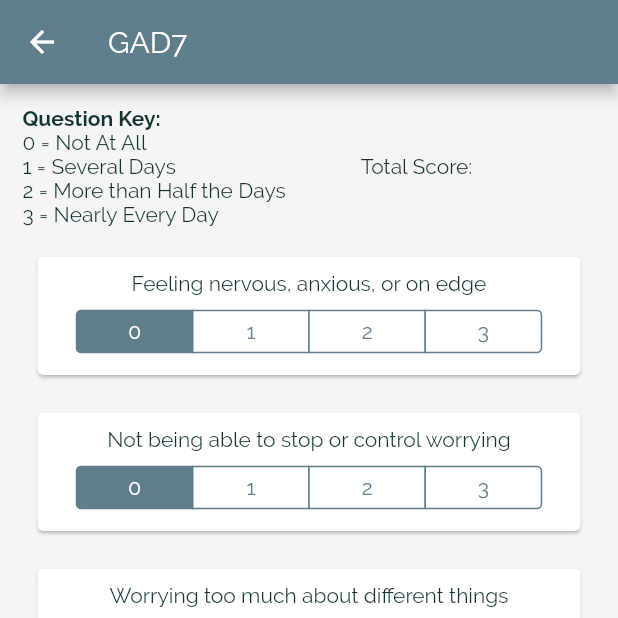
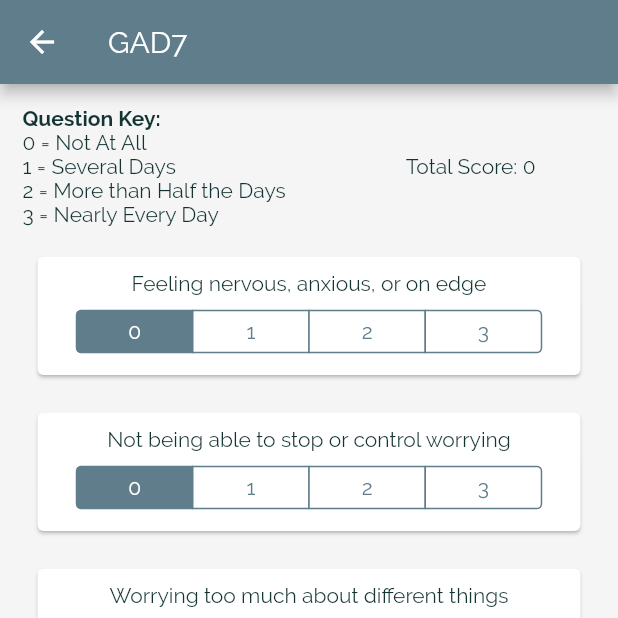
Before and after one commit to skoller/PsychStation, a Flutter app: the ScalesListScreen screen opened by its route, after a tap on "GAD7", on a phone screen of 412 x 824 dp, the top half of it. Run offline on Flutter 3.47's test engine with Material 2 defaults, Android fonts, the phone set to English and light mode, and no system bars.

Commit message:
working gad7 scale with persistent state and total score functional

```diff
--- a/lib/Tools/Scales/Gad7/Gad7_question_list.dart
+++ b/lib/Tools/Scales/Gad7/Gad7_question_list.dart
@@ -1,26 +1,28 @@
 import 'package:flutter/material.dart';
 import './Gad7_question_quant.dart';
 import 'package:flutter_complete_guide/models/Gad7.dart';
+import 'package:provider/provider.dart';
 
 
 class Gad7QuestionList extends StatelessWidget {
-List<Map<String, Object>> gad7;
 
-Gad7QuestionList(this.gad7);
+Gad7QuestionList();
 
   @override
   Widget build(BuildContext context) {
-    return Expanded(
+    final gad7current = Provider.of<Gad7>(context);
+    return
+    Expanded(
       flex: 1,
       child: ListView(
           children: <Widget>[
-            Gad7QuestionQuant(0, gad7),
-            Gad7QuestionQuant(1, gad7),
-            Gad7QuestionQuant(2, gad7),
-            Gad7QuestionQuant(3, gad7),
-            Gad7QuestionQuant(4, gad7),
-            Gad7QuestionQuant(5, gad7),
-            Gad7QuestionQuant(6, gad7),
+            Gad7QuestionQuant(0),
+            Gad7QuestionQuant(1),
+            Gad7QuestionQuant(2),
+            Gad7QuestionQuant(3),
+            Gad7QuestionQuant(4),
+            Gad7QuestionQuant(5),
+            Gad7QuestionQuant(6),
           ],
       ),
     );
--- a/lib/Tools/Scales/Gad7/Gad7_question_quant.dart
+++ b/lib/Tools/Scales/Gad7/Gad7_question_quant.dart
@@ -1,21 +1,14 @@
 import 'package:flutter/material.dart';
 import 'package:flutter/cupertino.dart';
 import 'package:flutter_complete_guide/models/Gad7.dart';
+import 'package:provider/provider.dart';
 
-class Gad7QuestionQuant extends StatefulWidget {
+class Gad7QuestionQuant extends StatelessWidget {
   int questionIndex;
-  List<Map<String, Object>> qANDa;
 
-
-  Gad7QuestionQuant(this.questionIndex, this.qANDa);
+  Gad7QuestionQuant(this.questionIndex);
 
   @override
-  _Gad7QuestionQuantState createState() => _Gad7QuestionQuantState();
-}
-
-class _Gad7QuestionQuantState extends State<Gad7QuestionQuant> {
-
-
   final Map<int, Widget> answerOptions = const <int, Widget>{
     0: Text('0'),
     1: Text('1'),
@@ -23,18 +16,32 @@ class _Gad7QuestionQuantState extends State<Gad7QuestionQuant> {
     3: Text('3'),
   };
 
+
+
   Widget build(BuildContext context) {
+    final gad7pnt = Provider.of<Gad7>(context);
+    final gad7 = gad7pnt.questionScores;
+    final gad7Qs = gad7pnt.questions;
+   List<int> _updateQs(qI, gVal) {
+     return gad7pnt.updateQuestionScores(qI, gVal);
+    }
+      var groupVal = gad7[questionIndex];
+      print(gad7);
+      print(gad7pnt.totalScore);
+    // gad7pnt.updateQuestionScores();
     return Container(
       width: double.infinity,
       padding: EdgeInsets.only(left: 15, right: 15, bottom: 15),
       child: Card(
-              margin: EdgeInsets.symmetric(vertical: 5, horizontal: 10 ),
+        margin: EdgeInsets.symmetric(vertical: 5, horizontal: 10),
         borderOnForeground: true,
         child: Column(
           children: <Widget>[
             Container(
               padding: EdgeInsets.symmetric(vertical: 10),
-                    child: Text(widget.qANDa[widget.questionIndex]['q'],),
+              child: Text(
+                gad7Qs[questionIndex],
+              ),
             ),
             Container(
               width: double.infinity,
@@ -42,14 +49,20 @@ class _Gad7QuestionQuantState extends State<Gad7QuestionQuant> {
               child: CupertinoSegmentedControl<int>(
                 children: answerOptions,
                 onValueChanged: (int value) => {
-                        setState(
-                          () {
-                            widget.qANDa[widget.questionIndex]['a'] = value;
-                            print(widget.qANDa);
+                 _updateQs(questionIndex, value),
+                 groupVal = value
+                  // gad7pnt.questionScores[widget.questionIndex] = value
+                  // setState(
+                  //   () {
+                  //     gad7pnt.updateQuestionScores(widget.questionIndex, value);
+                  //     gad7[widget.questionIndex] = value;
+                  //     groupVal = gad7[widget.questionIndex];
+                  //     print(gad7);
+                  //     print(gad7.reduce((curr, next) => curr + next));
+                  //   },
+                  // ),
                 },
-                        ),
-                      },
-                      groupValue: widget.qANDa[widget.questionIndex]['a'],
+                groupValue: groupVal,
                 unselectedColor: Colors.white,
                 selectedColor: Colors.blueGrey,
               ),
--- a/lib/Tools/Scales/Gad7/Gad7_screen.dart
+++ b/lib/Tools/Scales/Gad7/Gad7_screen.dart
@@ -3,14 +3,11 @@ import 'package:flutter/cupertino.dart';
 // import './Gad7_question_quant.dart';
 import './Gad7_question_list.dart';
 import 'package:flutter_complete_guide/models/Gad7.dart';
+import 'package:provider/provider.dart';
 
-class Gad7Screen extends StatefulWidget {
-  @override
-  _Gad7ScreenState createState() => _Gad7ScreenState();
-}
-
-class _Gad7ScreenState extends State<Gad7Screen> {
-  var gad7 = [ {"q": "Feeling nervous, anxious, or on edge", "a": 0},
+class Gad7Screen extends StatelessWidget {
+  var gad7qs = [
+    {"q": "Feeling nervous, anxious, or on edge", "a": 0},
     {"q": "Not being able to stop or control worrying", "a": 0},
     {"q": "Worrying too much about different things", "a": 0},
     {"q": "Trouble relaxing", "a": 0},
@@ -19,26 +16,17 @@ class _Gad7ScreenState extends State<Gad7Screen> {
     {"q": "Feeling afraid as if something awful might happen", "a": 0}
   ];
 
-  // int _totalScoreGad7() {
-  //   setState(
-  //     () {
-  //       gad7model.totalScore = gad7model.questionScores.fold(0, (previousValue, currentValue) => previousValue + currentValue);
-  //     },
-  //   );
-  // }
-
-  // final GAD7qANDa = [
-  //   {"q": "Feeling nervous, anxious, or on edge", "a": 0},
-  //   {"q": "Not being able to stop or control worrying", "a": 0},
-  //   {"q": "Worrying too much about different things", "a": 0},
-  //   {"q": "Trouble relaxing", "a": 0},
-  //   {"q": "Being so restless that it's hard to sit still", "a": 0},
-  //   {"q": "Becoming easily annoyed or irritable", "a": 0},
-  //   {"q": "Feeling afraid as if something awful might happen", "a": 0}
-  // ];
-
   @override
   Widget build(BuildContext context) {
+    final gad7current = Provider.of<Gad7>(context);
+    final totScore = gad7current.totalScore;
+    int _score() {
+      return gad7current.updateTotalScore();
+    }
+
+    // gad7current.updateTotalScore();
+    // print(gad7current.totalScore);
+    // final gad7totalScore = gad7pnt;
     return Scaffold(
       appBar: AppBar(
         title: Text("GAD7"),
@@ -52,6 +40,7 @@ class _Gad7ScreenState extends State<Gad7Screen> {
               padding:
                   EdgeInsets.only(left: 15, right: 15, top: 15, bottom: 15),
               child: Row(
+                mainAxisAlignment: MainAxisAlignment.spaceBetween,
                 children: <Widget>[
                   Column(
                     crossAxisAlignment: CrossAxisAlignment.start,
@@ -65,13 +54,13 @@ class _Gad7ScreenState extends State<Gad7Screen> {
                     ],
                   ),
                   Container(
-                    padding: EdgeInsets.only(left: 50),
-                    child: Text('Total Score: '),
+                    padding: EdgeInsets.only(right: 40),
+                    child: Text("Total Score: ${_score().toString()}"),
                   ),
                 ],
               ),
             ),
-            Gad7QuestionList(gad7),
+            Gad7QuestionList(),
           ],
         ),
       ),
--- a/lib/Tools/Scales/Scales_list_screen.dart
+++ b/lib/Tools/Scales/Scales_list_screen.dart
@@ -15,7 +15,8 @@ final scales = const [
 class ScalesListScreen extends StatelessWidget {
   @override
   Widget build(BuildContext context) {
-    return Scaffold(
+    return
+    Scaffold(
       appBar: AppBar(
         title: Text("Scales"),
       ),
--- a/lib/main.dart
+++ b/lib/main.dart
@@ -12,17 +12,23 @@ import './Tools/Medications/Medications_screen.dart';
 import './Tools/DSM_Guide/DSM_guide_screen.dart';
 import './Tools/Primary_Care_For_Psychiatrists/Primary_care_for_psychiatrists_screen.dart';
 
+import 'package:flutter_complete_guide/models/Gad7.dart';
 
-
+import 'package:provider/provider.dart';
 import 'package:flutter/material.dart';
 
 void main() => runApp(MyApp());
 
 class MyApp extends StatelessWidget {
-
   @override
   Widget build(BuildContext context) {
-    return MaterialApp(
+    return MultiProvider(
+      providers: [
+        ChangeNotifierProvider.value(
+          value: Gad7(),
+        ),
+      ],
+      child: MaterialApp(
         title: 'Psych Station',
         theme: ThemeData(
           primarySwatch: Colors.blueGrey,
@@ -53,14 +59,14 @@ class MyApp extends StatelessWidget {
           '/tools/local_resources': (cntx) => LocalResourcesScreen(),
           '/tools/medications': (cntx) => MedicationsScreen(),
           '/tools/DSM_guide': (cntx) => DSMGuideScreen(),
-        '/tools/primary_care_for_psychiatrists': (cntx) => PrimaryCareForPsychiatristsScreen(),
-
+          '/tools/primary_care_for_psychiatrists': (cntx) =>
+              PrimaryCareForPsychiatristsScreen(),
           '/tools/calculators/Li': (cntx) => LiCalcScreen(),
           '/tools/calculators/Benzo': (cntx) => BenzoCalcScreen(),
-
           '/tools/scales/phq9': (cntx) => Phq9Screen(),
           '/tools/scales/gad7': (cntx) => Gad7Screen(),
         },
+      ),
     );
   }
 }
--- a/lib/models/Gad7.dart
+++ b/lib/models/Gad7.dart
@@ -1,26 +1,48 @@
+import 'package:flutter/material.dart';
 
-class Gad7 {
-  final String id;
-  final List<String> questions = const [
+class Gad7 with ChangeNotifier {
+  // List<Gad7Item> _items = [];
+
+  // List<Gad7Item> get items {
+  //   return [..._items];
+  // }
+
+// void updateGad7ItemScore
+
+  List<String> _questions = [
     "Feeling nervous, anxious, or on edge",
     "Not being able to stop or control worrying",
     "Worrying too much about different things",
     "Trouble relaxing",
     "Being so restless that it's hard to sit still",
     "Becoming easily annoyed or irritable",
-    "Feeling afraid as if something awful might happen"
+    "Feeling afraid as if something awful might happen",
   ];
-  List<int> questionScores = [0, 0, 0, 0, 0, 0, 0];
-  int totalScore = 0;
-  DateTime date = DateTime.now();
-  final String patientID;
-  final String providerID;
+  List<int> _questionScores = [0, 0, 0, 0, 0, 0, 0];
+  int _totalScore = 0;
 
-  Gad7(
-      {this.id,
-      this.questionScores,
-      this.totalScore,
-      this.date,
-      this.patientID,
-      this.providerID});
+  List<int> get questionScores {
+    return [..._questionScores];
+  }
+
+  List<String> get questions{
+    return [..._questions];
+  }
+
+  int get totalScore {
+    return _totalScore;
+  }
+
+  int updateTotalScore() {
+    var qs = _questionScores;
+    _totalScore = qs.reduce((curr, next) => curr + next);
+    notifyListeners();
+    return _totalScore;
+  }
+
+ List<int> updateQuestionScores(index, val) {
+    _questionScores[index] = val;
+    notifyListeners();
+    return _questionScores;
+  }
 }
--- a/pubspec.yaml
+++ b/pubspec.yaml
@@ -14,12 +14,12 @@ description: A new Flutter project.
 version: 1.0.0+1
 
 environment:
-  sdk: ">=2.1.0 <3.0.0"
+  sdk: ">=2.5.2 <3.0.0"
 
 dependencies:
   flutter:
     sdk: flutter
-
+  provider: ^4.0.0
   # The following adds the Cupertino Icons font to your application.
   # Use with the CupertinoIcons class for iOS style icons.
   cupertino_icons: ^0.1.2
```
Also changed, not shown: pubspec.lock, 1 other file. Lines whose indentation alone changed are shown as unchanged.
